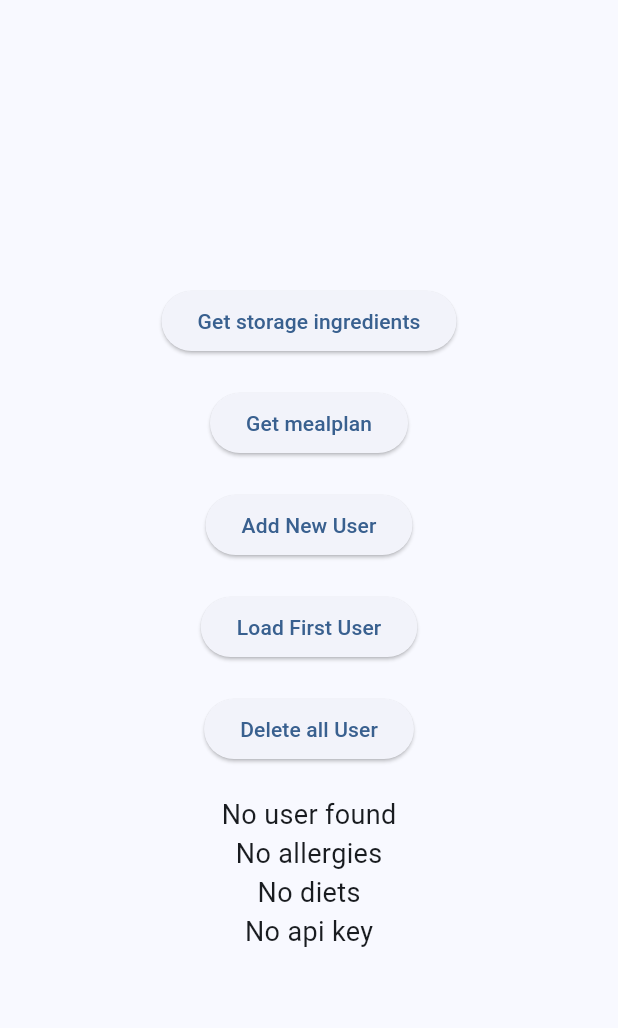
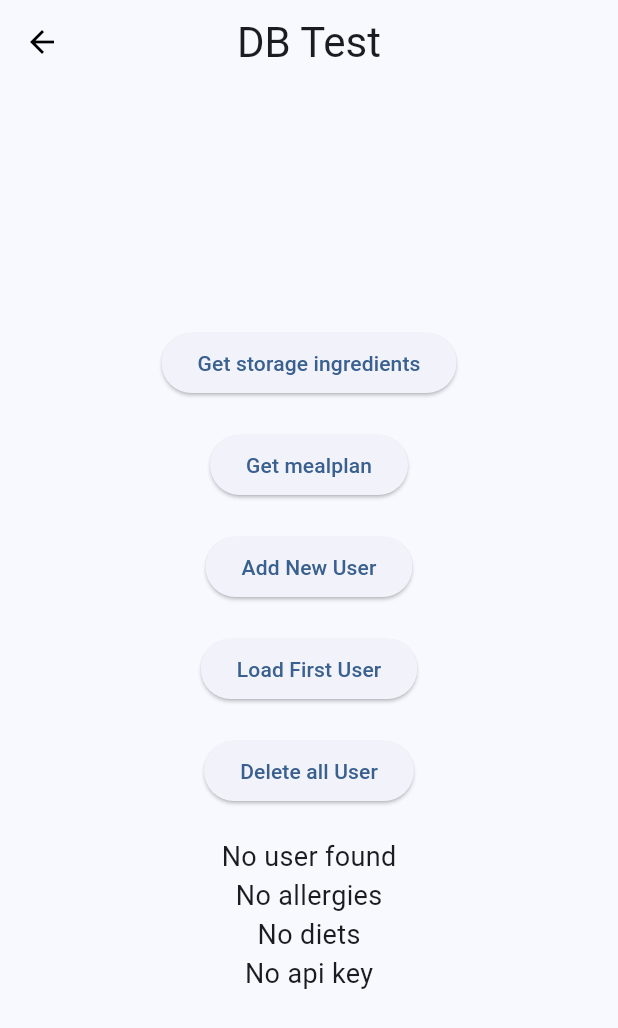
Before and after one commit to MrToWy/MealMaster, a Flutter app: the DbTestScreen screen opened directly, after a tap on "Get storage ingredients", on a phone screen of 412 x 824 dp. Shown: the top 1028 px of the screen. Run offline on Flutter 3.47's test engine with Material 3 defaults, Android fonts, the phone set to English and light mode, and no system bars; our stand-ins replace flex_color_scheme, image_picker, isar; missing offline and left inert: record; accounts and stored records are empty; generated files the repository leaves out were written again; key blocks and very long unbroken strings in the code were emptied for the run.

Commit message:
db test in profile

```diff
--- a/lib/common/widgets/custom_app_bar.dart
+++ b/lib/common/widgets/custom_app_bar.dart
@@ -3,9 +3,13 @@ import 'package:flutter/material.dart';
 class CustomAppBar extends StatelessWidget implements PreferredSizeWidget {
   final bool hasBackButton;
   final String title;
+  final List<Widget>? actions;
 
   const CustomAppBar(
-      {super.key, this.hasBackButton = false, required this.title});
+      {super.key,
+      this.hasBackButton = false,
+      required this.title,
+      this.actions});
 
   @override
   Widget build(BuildContext context) {
@@ -13,6 +17,7 @@ class CustomAppBar extends StatelessWidget implements PreferredSizeWidget {
       title: Text(title, style: Theme.of(context).textTheme.headlineMedium),
       centerTitle: true,
       automaticallyImplyLeading: hasBackButton,
+      actions: actions,
     );
   }
 
--- a/lib/common/widgets/navigation_menu.dart
+++ b/lib/common/widgets/navigation_menu.dart
@@ -1,5 +1,6 @@
 import 'package:flutter/material.dart';
 import 'package:mealmaster/common/widgets/custom_app_bar.dart';
+import 'package:mealmaster/db/db_test.dart';
 
 import '../../features/home/presentation/home_screen.dart';
 import '../../features/shopping_list/presentation/shopping_list_screen.dart';
@@ -34,7 +35,16 @@ class _NavigationMenuState extends State<NavigationMenu> {
       case 1:
         return null;
       case 2:
-        return CustomAppBar(title: 'MealMe');
+        return CustomAppBar(title: 'MealMe', actions: [
+          TextButton(
+              onPressed: () {
+                Navigator.push(
+                  context,
+                  MaterialPageRoute(builder: (context) => DbTestScreen()),
+                );
+              },
+              child: Text('DB Test'))
+        ]);
       default:
         return null;
     }
--- a/lib/db/db_test.dart
+++ b/lib/db/db_test.dart
@@ -1,17 +1,11 @@
 import 'package:flutter/material.dart';
 import 'package:isar/isar.dart';
-import 'package:path_provider/path_provider.dart';
 
+import '../common/widgets/base_scaffold.dart';
 import '../shared/open_ai/api_client.dart';
 import 'allergy.dart';
-import 'diet.dart';
 import 'example_image.dart';
-import 'ingredient.dart';
-import 'meal_plan.dart';
-import 'meal_plan_entry.dart';
-import 'recipe.dart';
-import 'recipe_ingredient.dart';
-import 'recipe_step.dart';
+import 'isar_factory.dart';
 import 'storage_ingredient.dart';
 import 'user.dart';
 
@@ -30,26 +24,7 @@ class _DbTestScreenState extends State<DbTestScreen> {
   @override
   void initState() {
     super.initState();
-    isarInstance = openIsar();
-  }
-
-  Future<Isar> openIsar() async {
-    final dir = await getApplicationDocumentsDirectory();
-    return await Isar.open(
-      [
-        UserSchema,
-        DietSchema,
-        AllergySchema,
-        IngredientSchema,
-        MealPlanSchema,
-        MealPlanEntrySchema,
-        RecipeSchema,
-        RecipeIngredientSchema,
-        RecipeStepSchema,
-        StorageIngredientSchema,
-      ],
-      directory: dir.path,
-    );
+    isarInstance = IsarFactory().db;
   }
 
   Future<void> callApiStorageIngredients() async {
@@ -125,8 +100,10 @@ class _DbTestScreenState extends State<DbTestScreen> {
 
   @override
   Widget build(BuildContext context) {
-    return Scaffold(
-      body: Center(
+    return BaseScaffold(
+      title: 'DB Test',
+      hasBackButton: true,
+      child: Center(
         child: Column(
           mainAxisAlignment: MainAxisAlignment.center,
           crossAxisAlignment: CrossAxisAlignment.center,
```
